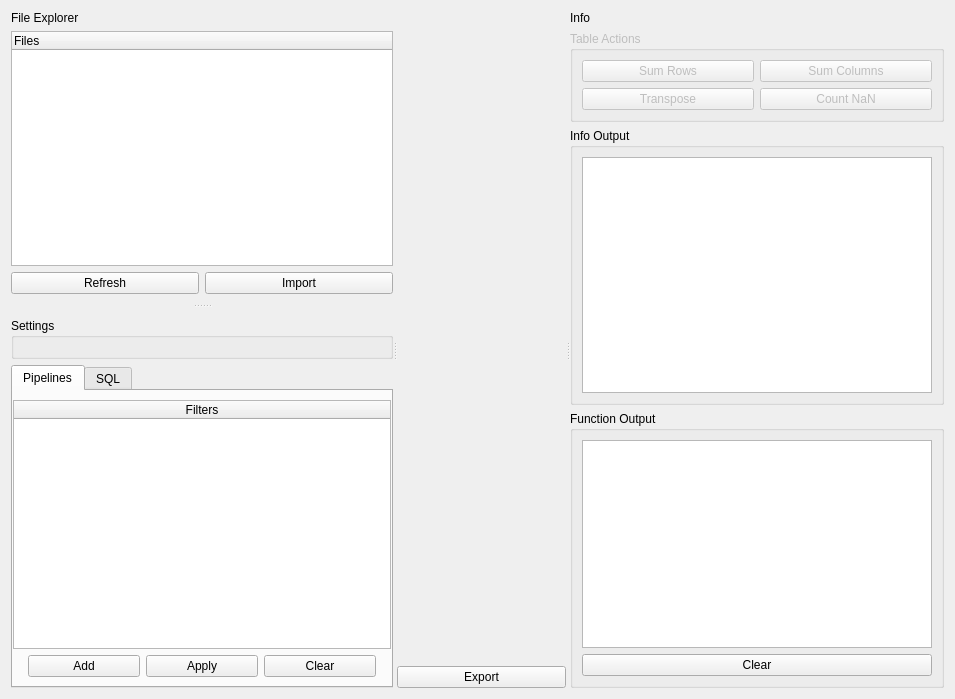
Above: ui/FileViewerWidget.ui from danielhsu021202/PythonCBAS before the change. Below: the same form after it.
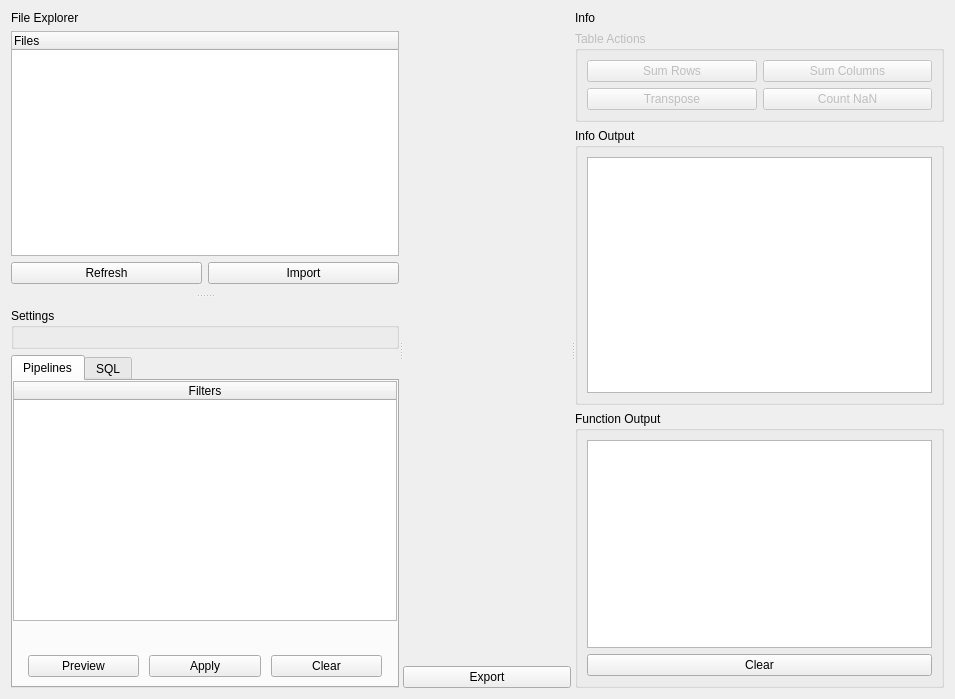
That is the form after the change. Icons and pictures are not drawn.

```diff
--- a/ui/FileViewerWidget.ui
+++ b/ui/FileViewerWidget.ui
@@ -138,9 +138,15 @@
             <string>Pipelines</string>
            </attribute>
            <layout class="QVBoxLayout" name="verticalLayout_5">
+            <property name="spacing">
+             <number>0</number>
+            </property>
             <property name="leftMargin">
              <number>0</number>
             </property>
+            <property name="topMargin">
+             <number>0</number>
+            </property>
             <property name="rightMargin">
              <number>0</number>
             </property>
@@ -174,11 +180,31 @@
               </column>
              </widget>
             </item>
+            <item>
+             <widget class="QPushButton" name="addFilterButton">
+              <property name="text">
+               <string/>
+              </property>
+              <property name="icon">
+               <iconset>
+                <normaloff>../icons/plus.png</normaloff>../icons/plus.png</iconset>
+              </property>
+              <property name="flat">
+               <bool>true</bool>
+              </property>
+             </widget>
+            </item>
             <item>
              <layout class="QHBoxLayout" name="horizontalLayout_5">
+              <property name="spacing">
+               <number>10</number>
+              </property>
               <property name="leftMargin">
                <number>15</number>
               </property>
+              <property name="topMargin">
+               <number>12</number>
+              </property>
               <property name="rightMargin">
                <number>15</number>
               </property>
@@ -186,9 +212,9 @@
                <number>0</number>
               </property>
               <item>
-               <widget class="QPushButton" name="addFilterButton">
+               <widget class="QPushButton" name="previewPipelineButton">
                 <property name="text">
-                 <string>Add</string>
+                 <string>Preview</string>
                 </property>
                </widget>
               </item>
```
